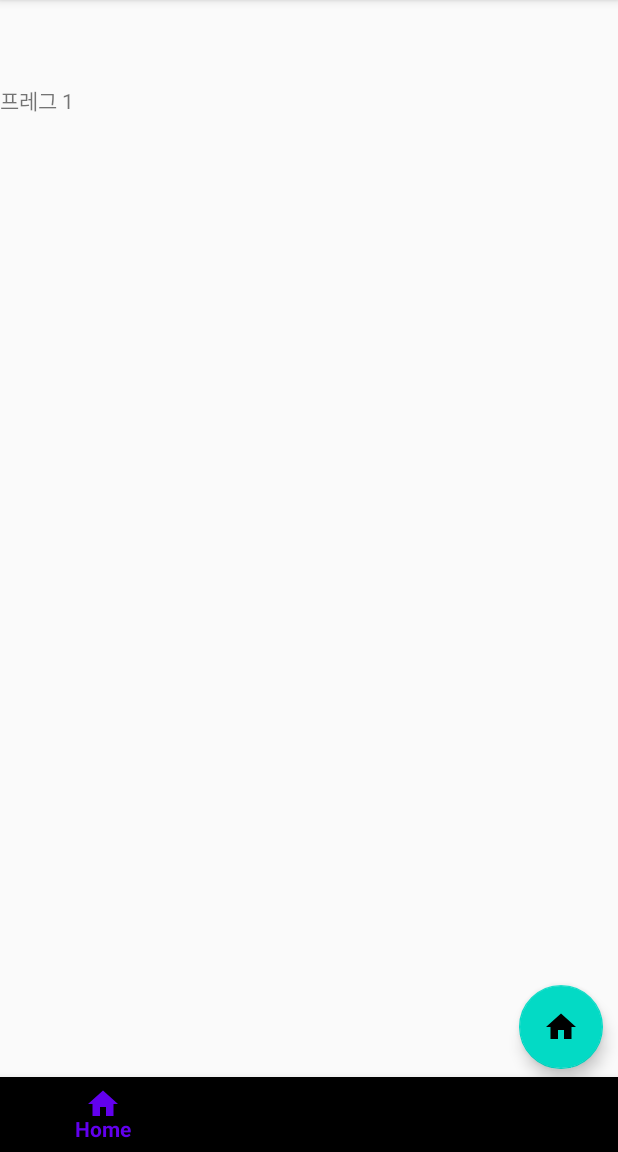
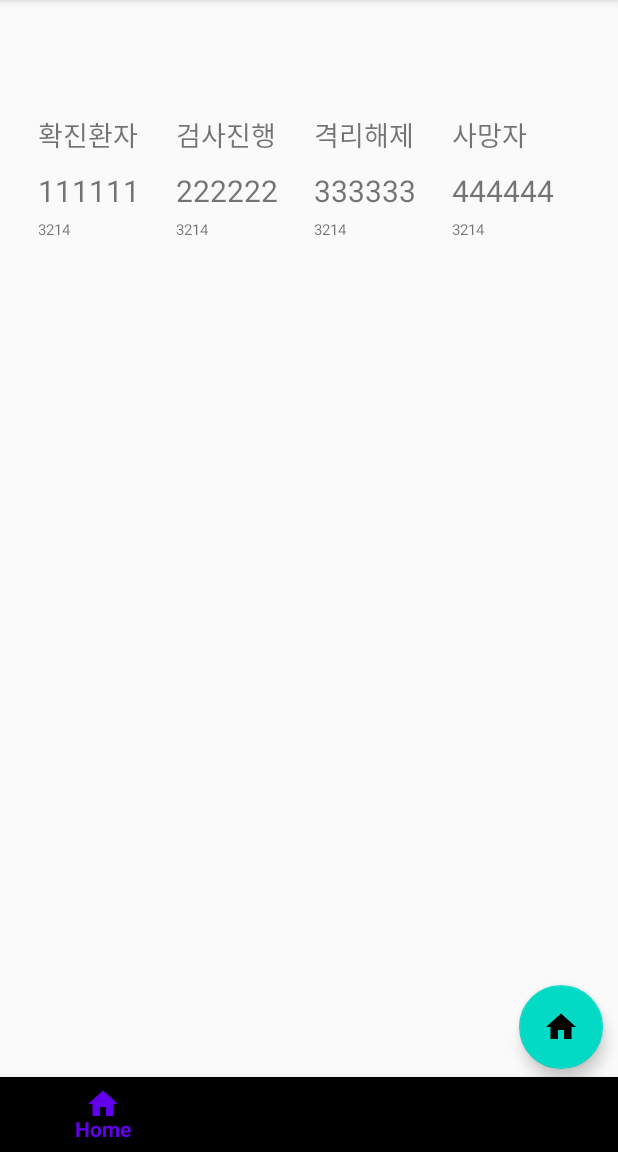
Before and after one commit to KinggodChanJong/coronaCheck1, an Android app: the screen it shows after launch (MainActivity), on a phone screen of 412 x 824 dp, the part 84-1236 px from its top. Run offline under Robolectric (Android 15) with nearby library versions, the phone set to English and light mode, and no system bars.

Commit message:
홈 텍스트 UI

```diff
--- a/app/src/main/res/layout/fragment_menu1.xml
+++ b/app/src/main/res/layout/fragment_menu1.xml
@@ -3,10 +3,143 @@
     xmlns:android="http://schemas.android.com/apk/res/android"
     android:layout_width="match_parent"
     android:layout_height="match_parent">
+
     <TextView
-        android:layout_width="match_parent"
+        android:id="@+id/tv_title_1"
+        android:layout_width="wrap_content"
         android:layout_height="wrap_content"
-        android:text="프레그 1"/>
+        android:text="확진환자"
+        android:layout_marginLeft="25dp"
+        android:layout_marginTop="20dp"
+        android:layout_marginBottom="10dp"
+        android:textSize="18dp"
+        />
+    <TextView
+        android:id="@+id/tv_title_2"
+        android:layout_width="wrap_content"
+        android:layout_height="wrap_content"
+        android:layout_below="@+id/tv_title_1"
+        android:layout_alignLeft="@+id/tv_title_1"
+        android:layout_marginBottom="5dp"
+        android:text="111111"
+        android:textSize="20dp"
+        />
+
+    <TextView
+        android:id="@+id/tv_title_3"
+        android:layout_width="wrap_content"
+        android:layout_height="wrap_content"
+        android:layout_below="@+id/tv_title_2"
+        android:layout_alignLeft="@+id/tv_title_2"
+        android:text="3214"
+        android:layout_marginBottom="5dp"
+        android:textSize="10dp" />
+
+
+
+    <TextView
+        android:id="@+id/tv_check_1"
+        android:layout_width="wrap_content"
+        android:layout_height="wrap_content"
+        android:text="검사진행"
+        android:layout_marginTop="20dp"
+        android:layout_marginBottom="10dp"
+        android:textSize="18dp"
+        android:layout_toRightOf="@+id/tv_title_1"
+        android:layout_marginLeft="25dp"
+        />
+    <TextView
+        android:id="@+id/tv_check_2"
+        android:layout_width="wrap_content"
+        android:layout_height="wrap_content"
+        android:layout_below="@+id/tv_check_1"
+        android:layout_alignLeft="@+id/tv_check_1"
+        android:layout_marginBottom="5dp"
+        android:text="222222"
+        android:textSize="20dp"
+        />
+    <TextView
+        android:id="@+id/tv_check_3"
+        android:layout_width="wrap_content"
+        android:layout_height="wrap_content"
+        android:layout_below="@+id/tv_check_2"
+        android:layout_alignLeft="@+id/tv_check_2"
+        android:text="3214"
+        android:layout_marginBottom="5dp"
+        android:textSize="10dp" />
+
+
+
+    <TextView
+        android:id="@+id/tv_safe_1"
+        android:layout_width="wrap_content"
+        android:layout_height="wrap_content"
+        android:text="격리해제"
+        android:layout_marginTop="20dp"
+        android:layout_marginBottom="10dp"
+        android:textSize="18dp"
+        android:layout_toRightOf="@+id/tv_check_1"
+        android:layout_marginLeft="25dp"
+        />
+
+    <TextView
+        android:id="@+id/tv_safe_2"
+        android:layout_width="wrap_content"
+        android:layout_height="wrap_content"
+        android:layout_below="@+id/tv_safe_1"
+        android:layout_alignLeft="@+id/tv_safe_1"
+        android:layout_marginBottom="5dp"
+        android:text="333333"
+        android:textSize="20dp"
+        />
+    <TextView
+        android:id="@+id/tv_safe_3"
+        android:layout_width="wrap_content"
+        android:layout_height="wrap_content"
+        android:layout_below="@+id/tv_safe_2"
+        android:layout_alignLeft="@+id/tv_safe_2"
+        android:layout_marginLeft="0dp"
+        android:text="3214"
+        android:layout_marginBottom="5dp"
+        android:textSize="10dp" />
+
+
+
+    <TextView
+        android:id="@+id/tv_die_1"
+        android:layout_width="wrap_content"
+        android:layout_height="wrap_content"
+        android:text="사망자"
+        android:layout_marginTop="20dp"
+        android:layout_marginBottom="10dp"
+        android:textSize="18dp"
+        android:layout_toRightOf="@+id/tv_safe_1"
+        android:layout_marginLeft="25dp"
+        />
+
+    <TextView
+        android:id="@+id/tv_die_2"
+        android:layout_width="wrap_content"
+        android:layout_height="wrap_content"
+        android:layout_below="@+id/tv_safe_1"
+        android:layout_alignLeft="@+id/tv_die_1"
+        android:layout_marginBottom="5dp"
+        android:text="444444"
+        android:textSize="20dp"
+        />
+    <TextView
+        android:id="@+id/tv_die_3"
+        android:layout_width="wrap_content"
+        android:layout_height="wrap_content"
+        android:layout_below="@+id/tv_safe_2"
+        android:layout_alignLeft="@+id/tv_die_2"
+        android:layout_marginLeft="0dp"
+        android:text="3214"
+        android:layout_marginBottom="5dp"
+        android:textSize="10dp" />
+
+
+
     <com.google.android.material.floatingactionbutton.FloatingActionButton
         android:id="@+id/fab"
         android:layout_width="wrap_content"
@@ -18,4 +151,6 @@
         android:src="@drawable/ic_home_black_24dp"/>
 
 
+
+
 </RelativeLayout>
--- a/build.gradle
+++ b/build.gradle
@@ -8,7 +8,7 @@ buildscript {
 
     }
     dependencies {
-        classpath 'com.android.tools.build:gradle:3.6.1'
+        classpath 'com.android.tools.build:gradle:4.0.1'
 
 
         // NOTE: Do not place your application dependencies here; they belong
```
Also changed, not shown: gradle/wrapper/gradle-wrapper.properties.
